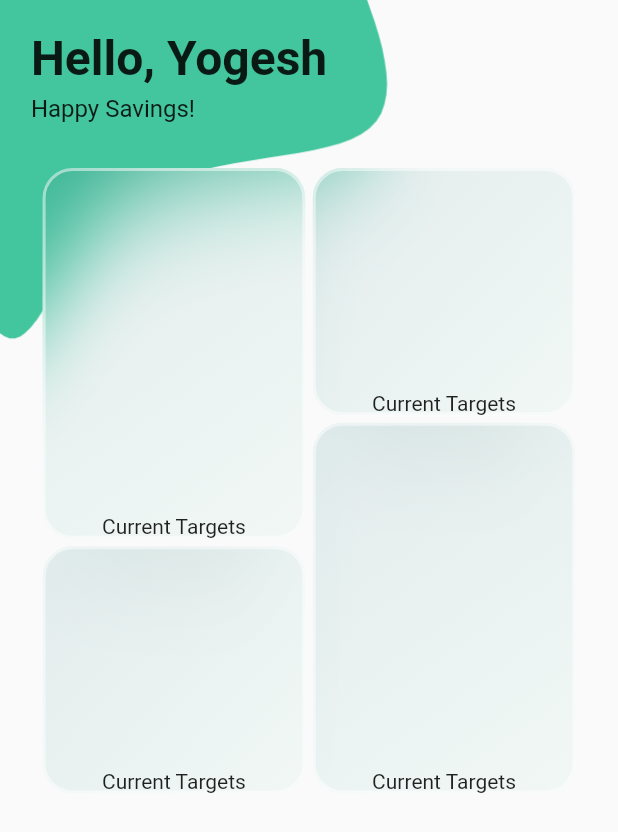
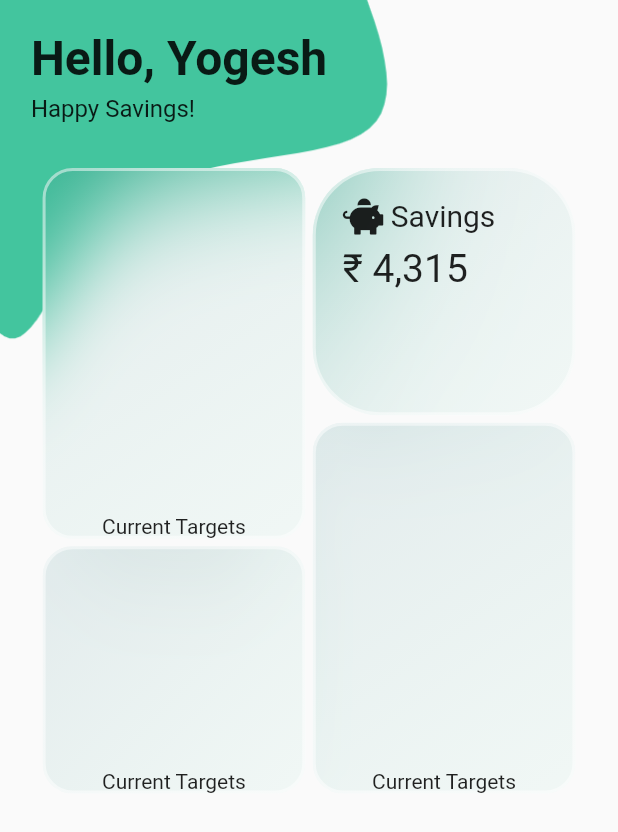
Before and after one commit to YogeshUpdhyay/savings_target, a Flutter app: the screen it shows after launch, on a phone screen of 412 x 824 dp. Shown: the top 832 px of the screen. Run offline on Flutter 3.47's test engine with Material 2 defaults, Android fonts, the phone set to English and light mode, and no system bars; drawn by our look-alikes of glassmorphism; our stand-ins replace font_awesome_flutter, google_fonts; missing offline and left inert: ms_undraw.

Commit message:
index view updated

```diff
--- a/lib/views/index.dart
+++ b/lib/views/index.dart
@@ -1,4 +1,5 @@
 import 'package:flutter/material.dart';
+import 'package:font_awesome_flutter/font_awesome_flutter.dart';
 import 'package:google_fonts/google_fonts.dart';
 import 'package:glassmorphism/glassmorphism.dart';
 
@@ -117,34 +118,37 @@ class _IndexState extends State<Index> {
                       SizedBox(width: 5.0,),
                       Column(
                         children: [
-                          GlassmorphicContainer(
-                            width: size.width*0.425,
-                            height: size.height*0.2,
-                            borderRadius: 20,
-                            blur: 20,
-                            alignment: Alignment.bottomCenter,
-                            border: 2,
-                            linearGradient: LinearGradient(
-                              begin: Alignment.topLeft,
-                              end: Alignment.bottomRight,
-                              colors: [
-                                Color(0xff1f727a).withOpacity(0.1),
-                                Color(0xff43c59e).withOpacity(0.05),
-                              ],
-                              stops: [
-                                0.1,
-                                1,
-                              ]
+                          GlassContainer(
+                            size: size,
+                            widthPercentage: 0.425,
+                            heightPercentage: 0.2,
+                            child: Container(
+                              margin: EdgeInsets.all(20.0),
+                              child: Column(
+                                crossAxisAlignment: CrossAxisAlignment.start,
+                                children: [
+                                  Row(
+                                    children: [
+                                      FaIcon(FontAwesomeIcons.piggyBank),
+                                      SizedBox(width: 5.0,),
+                                      Text(
+                                        "Savings",
+                                        style: GoogleFonts.montserratAlternates(
+                                          fontSize: 20
+                                        ),
+                                      ),
+                                    ],
+                                  ),
+                                  SizedBox(height: 8.0,),
+                                  Text(
+                                    "\u20B9 4,315",
+                                    style: GoogleFonts.montserratAlternates(
+                                      fontSize: 26
+                                    ),
+                                  )
+                                ],
+                              ),
                             ),
-                            borderGradient: LinearGradient(
-                              begin: Alignment.topLeft,
-                              end: Alignment.bottomRight,
-                              colors: [
-                                Color(0xFFffffff).withOpacity(0.5),
-                                Color((0xFFFFFFFF)).withOpacity(0.5),
-                              ],
-                            ),
-                            child: Text("Current Targets")
                           ),
                           SizedBox(height: 5.0,),
                           GlassmorphicContainer(
@@ -189,3 +193,49 @@ class _IndexState extends State<Index> {
     );
   }
 }
+
+class GlassContainer extends StatelessWidget {
+  const GlassContainer({
+    Key? key,
+    required this.size, this.widthPercentage, this.heightPercentage, required this.child,
+  }) : super(key: key);
+
+  final Size size;
+  final widthPercentage;
+  final heightPercentage;
+  final Widget child;
+
+  @override
+  Widget build(BuildContext context) {
+    return GlassmorphicContainer(
+      padding: EdgeInsets.symmetric(horizontal: 15.0, vertical: 5.0),
+      width: size.width*widthPercentage,
+      height: size.height*heightPercentage,
+      borderRadius: 45,
+      blur: 50,
+      alignment: Alignment.bottomCenter,
+      border: 2,
+      linearGradient: LinearGradient(
+        begin: Alignment.topLeft,
+        end: Alignment.bottomRight,
+        colors: [
+          Color(0xff1f727a).withOpacity(0.1),
+          Color(0xff43c59e).withOpacity(0.05),
+        ],
+        stops: [
+          0.1,
+          1,
+        ]
+      ),
+      borderGradient: LinearGradient(
+        begin: Alignment.topLeft,
+        end: Alignment.bottomRight,
+        colors: [
+          Color(0xFFffffff).withOpacity(0.5),
+          Color((0xFFFFFFFF)).withOpacity(0.5),
+        ],
+      ),
+      child: child
+    );
+  }
+}
```
